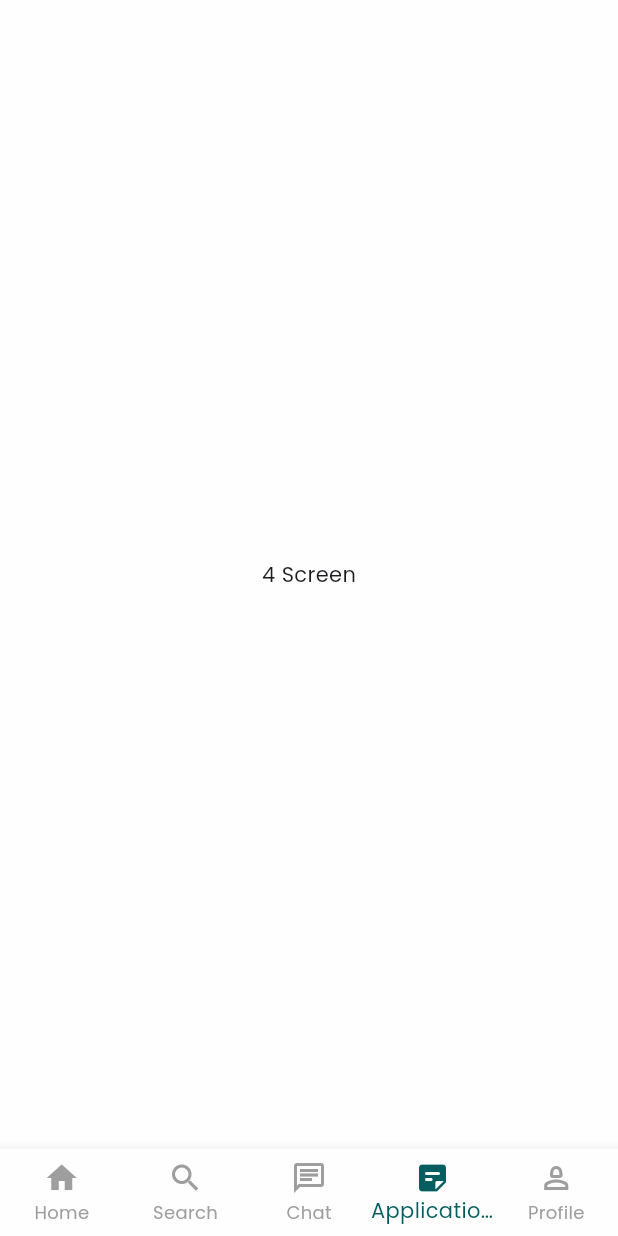
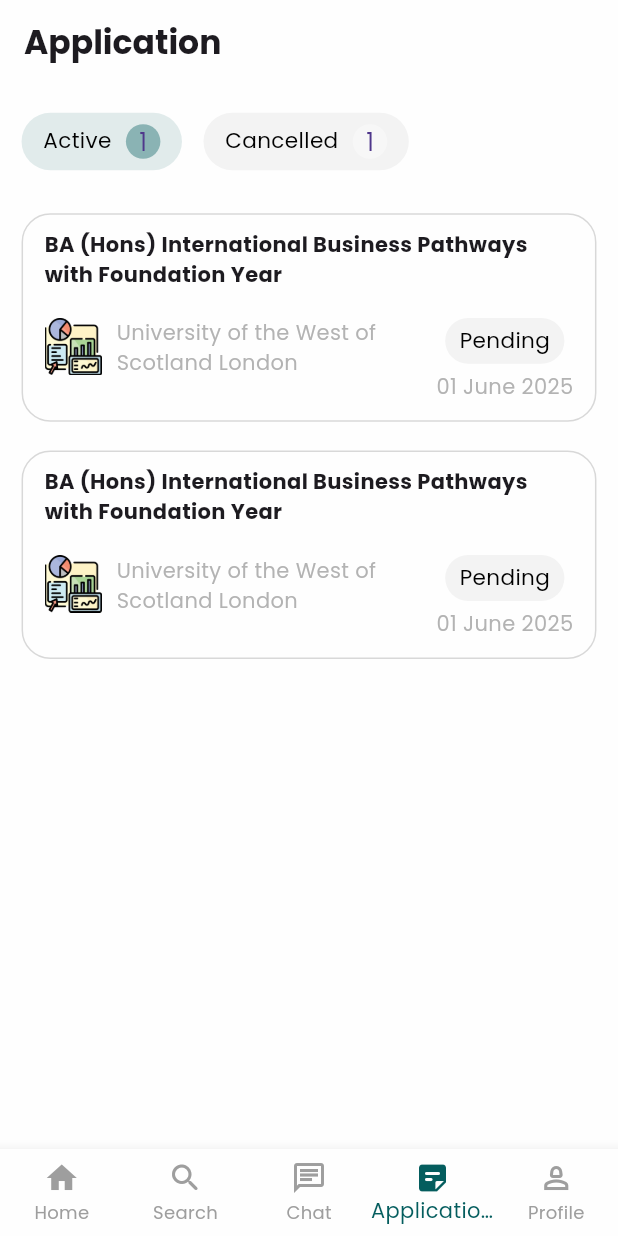
Before and after one commit to Saon00/bluebay-uapp, a Flutter app: the screen it shows after launch, item 4 of the bottom bar chosen, on a phone screen of 412 x 824 dp. Run offline on Flutter 3.47's test engine with Material 3 defaults, Android fonts, the phone set to English and light mode, and no system bars; our stand-ins replace get, smooth_page_indicator.

Commit message:
application screen added

```diff
--- /dev/null
+++ b/lib/app/modules/application/model/application_model.dart
@@ -0,0 +1,11 @@
+class ApplicationStatusModel {
+  final String status;
+  final int statusCount;
+
+  ApplicationStatusModel(this.status, this.statusCount);
+
+  static List<ApplicationStatusModel> applicationStatus = [
+    ApplicationStatusModel("Active", 1),
+    ApplicationStatusModel("Cancelled", 1),
+  ];
+}
--- a/lib/app/modules/application/screen/application_screen.dart
+++ b/lib/app/modules/application/screen/application_screen.dart
@@ -0,0 +1,221 @@
+import 'package:bluebay_uapp/app/core/app_size.dart';
+import 'package:bluebay_uapp/app/core/colors.dart';
+import 'package:bluebay_uapp/app/modules/application/model/application_model.dart';
+import 'package:flutter/material.dart';
+
+import '../../../core/images.dart';
+
+class ApplicationScreen extends StatelessWidget {
+  const ApplicationScreen({super.key});
+
+  @override
+  Widget build(BuildContext context) {
+    return Scaffold(
+      appBar: AppBar(
+        scrolledUnderElevation: 0,
+        title: Text(
+          "Application",
+          style: TextStyle(fontWeight: FontWeight.w600),
+        ),
+        backgroundColor: AppColors.whiteColor,
+      ),
+
+      body: SingleChildScrollView(
+        // scrollDirection: Axis.vertical,
+        // physics: ScrollPhysics(), // both are default value
+        child: Column(
+          crossAxisAlignment: CrossAxisAlignment.start,
+          children: [
+            SizedBox(height: getWidth(20)),
+
+            // active or cancelled card
+            SizedBox(
+              width: double.infinity,
+              height: getWidth(40),
+              child: ListView.builder(
+                shrinkWrap: true,
+                scrollDirection: Axis.horizontal,
+                itemCount: ApplicationStatusModel.applicationStatus.length,
+                itemBuilder:
+                    (builder, i) =>
+                        Padding(
+                      padding: EdgeInsets.only(left: getWidth(15)),
+                      child:
+                      Container(
+                        decoration: BoxDecoration(
+                          borderRadius: BorderRadius.circular(getWidth(20)),
+                          color:
+                              ApplicationStatusModel
+                                          .applicationStatus[i]
+                                          .status ==
+                                      "Active"
+                                  ? AppColors.tealColor.withAlpha(30)
+                                  : AppColors.greyColor.withAlpha(30),
+                        ),
+                        child: Padding(
+                          padding: EdgeInsets.symmetric(
+                            horizontal: getWidth(15),
+                          ),
+                          child: Row(
+                            children: [
+                              Text(
+                                ApplicationStatusModel
+                                    .applicationStatus[i]
+                                    .status,
+                                style: TextStyle(
+                                  fontSize: getWidth(15),
+                                  color: AppColors.blackColor,
+                                  fontWeight: FontWeight.w500,
+                                ),
+                              ),
+                              SizedBox(width: getWidth(10)),
+                              CircleAvatar(
+                                radius: getWidth(12),
+                                backgroundColor:
+                                    ApplicationStatusModel
+                                                .applicationStatus[i]
+                                                .status ==
+                                            "Active"
+                                        ? AppColors.tealColor.withAlpha(100)
+                                        : AppColors.whiteColor.withAlpha(100),
+                                child: Text(
+                                  "${ApplicationStatusModel.applicationStatus[i].statusCount}",
+                                ),
+                              ),
+                            ],
+                          ),
+                        ),
+                      ),
+                    ),
+              ),
+            ),
+
+            SizedBox(height: getWidth(20)),
+
+            // Status Containers
+            ListView.builder(
+              physics: NeverScrollableScrollPhysics(),
+              shrinkWrap: true,
+              itemCount: 2,
+              itemBuilder: (context, index) {
+                return Padding(
+                  padding: EdgeInsets.symmetric(
+                    horizontal: getWidth(15),
+                    vertical: getWidth(10),
+                  ),
+                  child: ApplicationStatusWidget(),
+                );
+              },
+            ),
+          ],
+        ),
+      ),
+    );
+  }
+}
+
+class ApplicationStatusWidget extends StatelessWidget {
+  const ApplicationStatusWidget({super.key});
+
+  @override
+  Widget build(BuildContext context) {
+    return InkWell(
+      borderRadius: BorderRadius.circular(getWidth(20)),
+      splashColor: Colors.teal.shade50,
+      onTap: () {},
+      child: Container(
+        height: getWidth(145),
+        decoration: BoxDecoration(
+          borderRadius: BorderRadius.circular(getWidth(20)),
+          border: Border.all(color: AppColors.greyColor.withAlpha(100)),
+        ),
+
+        child: Column(
+          children: [
+
+            Padding(
+              padding: EdgeInsets.symmetric(
+                horizontal: getWidth(15),
+                vertical: getWidth(10),
+              ),
+              child: Expanded(
+                child: Text(
+                  'BA (Hons) International Business Pathways with Foundation Year',
+                  style: TextStyle(fontWeight: FontWeight.bold),
+                ),
+              ),
+            ),
+
+
+            Padding(
+              padding: EdgeInsets.symmetric(
+                horizontal: getWidth(15),
+                vertical: getWidth(10),
+              ),
+              child:
+              Row(
+                crossAxisAlignment: CrossAxisAlignment.start,
+                children: [
+                  Image.asset(AppImages.analysis, height: getWidth(40)),
+                  SizedBox(width: getWidth(10)),
+                  Expanded(
+                    child: Text(
+                      'University of the West of Scotland London',
+                      style: TextStyle(
+                        color: AppColors.greyColor.withAlpha(200),
+                      ),
+                      maxLines: 2,
+                      overflow: TextOverflow.ellipsis,
+                    ),
+                  ),
+                  SizedBox(width: getWidth(10)),
+
+                  Column(
+                    children: [
+                      Container(
+                        decoration: BoxDecoration(
+                          borderRadius: BorderRadius.circular(getWidth(20)),
+                          color: AppColors.greyColor.withAlpha(30),
+                        ),
+                        child: Padding(
+                          padding: EdgeInsets.symmetric(
+                            horizontal: getWidth(10),
+                            vertical: getWidth(5)
+                          ),
+                          child: Row(
+                            children: [
+                              Text(
+                                "Pending",
+                                style: TextStyle(
+                                  fontSize: getWidth(15),
+                                  color: AppColors.blackColor,
+                                  fontWeight: FontWeight.w500,
+                                ),
+                              ),
+
+                            ],
+                          ),
+                        ),
+                      ),
+                      SizedBox(height: getWidth(5)),
+                      Text(
+                        '01 June 2025',
+                        style: TextStyle(
+                          color: AppColors.greyColor.withAlpha(200),
+                        ),
+
+                      ),
+                    ],
+                  )
+
+                ],
+              ),
+            ),
+
+
+          ],
+        ),
+      ),
+    );
+  }
+}
--- a/lib/app/modules/mainNavBar/controller/nav_bar_controller.dart
+++ b/lib/app/modules/mainNavBar/controller/nav_bar_controller.dart
@@ -1,3 +1,4 @@
+import 'package:bluebay_uapp/app/modules/application/screen/application_screen.dart';
 import 'package:bluebay_uapp/app/modules/home/screen/home_screen.dart';
 import 'package:flutter/cupertino.dart';
 import 'package:get/get.dart';
@@ -11,19 +12,21 @@ class NavBarController extends GetxController {
       [
         HomeScreen(),
         SearchScreen(),
-        Text("3 Screen"),
-        Text("4 Screen"),
-        Text("5 Screen"),
+        Text("Chat Screen"),
+        ApplicationScreen(),
+        Text("Profile Screen"),
       ].obs;
 
   void changeIndex(var i) {
-    if (selectedIndex.value != i) { // to prevent unnecessary change
+    if (selectedIndex.value != i) {
+      // to prevent unnecessary change
       selectedIndex.value = i;
     }
   }
 
   void backToHome() {
-    if (selectedIndex.value != 0) { // to prevent unnecessary change
+    if (selectedIndex.value != 0) {
+      // to prevent unnecessary change
       selectedIndex.value = 0;
     }
   }
--- a/lib/app/modules/mainNavBar/screen/main_navbar_screen.dart
+++ b/lib/app/modules/mainNavBar/screen/main_navbar_screen.dart
@@ -24,7 +24,7 @@ class _MainNavbarScreenState extends State<MainNavbarScreen> {
         bottomNavigationBar: BottomNavigationBar(
           items: [
             BottomNavigationBarItem(icon: Icon(Icons.home), label: "Home"),
-            BottomNavigationBarItem(icon: Icon(Icons.search), label: "Search"),
+            BottomNavigationBarItem(icon: Icon(Icons.search_rounded), label: "Search"),
             BottomNavigationBarItem(
               icon: Icon(Icons.chat_outlined),
               label: "Chat",
--- a/lib/app/modules/search/screen/search_screen.dart
+++ b/lib/app/modules/search/screen/search_screen.dart
@@ -1,8 +1,6 @@
-import 'package:bluebay_uapp/app/modules/home/controller/home_screen_controller.dart';
 import 'package:bluebay_uapp/app/modules/mainNavBar/controller/nav_bar_controller.dart';
 import 'package:flutter/material.dart';
 import 'package:get/get.dart';
-import 'package:get/get_core/src/get_main.dart';
 
 import '../../../core/app_size.dart';
 import '../../../core/colors.dart';
@@ -19,15 +17,13 @@ class SearchScreen extends StatelessWidget {
       child: Scaffold(
         body: CustomScrollView(
           slivers: [
+            // search bar
             SliverPadding(
-              padding: EdgeInsets.only(left: getWidth(25),
-              top: getWidth(10)
-              ),
+              padding: EdgeInsets.only(left: getWidth(25), top: getWidth(10)),
               sliver: SliverToBoxAdapter(
                 child: Row(
                   mainAxisAlignment: MainAxisAlignment.spaceBetween,
                   children: [
-
                     // back button
                     CircleAvatar(
                       maxRadius: getWidth(25),
@@ -61,7 +57,11 @@ class SearchScreen extends StatelessWidget {
                               color: AppColors.greyColor.withAlpha(500),
                             ),
 
-
+                            suffixIcon: IconButton(
+                              onPressed: () {},
+                              icon: Icon(Icons.tune_outlined),
+                              color: AppColors.blackColor,
+                            ),
 
                             prefixIcon: Padding(
                               padding: EdgeInsets.only(left: getWidth(20)),
@@ -71,11 +71,15 @@ class SearchScreen extends StatelessWidget {
                               ),
                             ),
                             focusedBorder: OutlineInputBorder(
-                              borderSide: BorderSide(color: AppColors.whiteColor),
+                              borderSide: BorderSide(
+                                color: AppColors.whiteColor,
+                              ),
                               borderRadius: BorderRadius.circular(getWidth(40)),
                             ),
                             enabledBorder: OutlineInputBorder(
-                              borderSide: BorderSide(color: AppColors.whiteColor),
+                              borderSide: BorderSide(
+                                color: AppColors.whiteColor,
+                              ),
                               borderRadius: BorderRadius.circular(getWidth(40)),
                             ),
                           ),
@@ -90,7 +94,7 @@ class SearchScreen extends StatelessWidget {
             // scrollable cards
             ScrollableCardsWidget(),
 
-            // popular courses
+            // found courses text
             SliverPadding(
               padding: EdgeInsets.symmetric(
                 horizontal: getWidth(25),
@@ -107,6 +111,7 @@ class SearchScreen extends StatelessWidget {
               ),
             ),
 
+            // found courses
             PopularCourseWidget(),
           ],
         ),
--- a/lib/main.dart
+++ b/lib/main.dart
@@ -4,7 +4,6 @@ import 'package:bluebay_uapp/app/core/colors.dart';
 import 'package:bluebay_uapp/app/modules/mainNavBar/screen/main_navbar_screen.dart';
 import 'package:flutter/material.dart';
 import 'package:get/get.dart';
-
 
 void main() {
   runApp(const MainApp());
@@ -17,9 +16,11 @@ class MainApp extends StatelessWidget {
   Widget build(BuildContext context) {
     AppSizes().init(context);
     return GetMaterialApp(
+    //   defaultTransition: Transition.fadeIn,
+    //   transitionDuration: Duration(seconds: 2),
       theme: ThemeData(
         scaffoldBackgroundColor: AppColors.whiteColor,
-        fontFamily: 'Poppins'
+        fontFamily: 'Poppins',
       ),
       initialBinding: AppBindings(),
       debugShowCheckedModeBanner: false,
```
Also changed, not shown: 3 other files.
